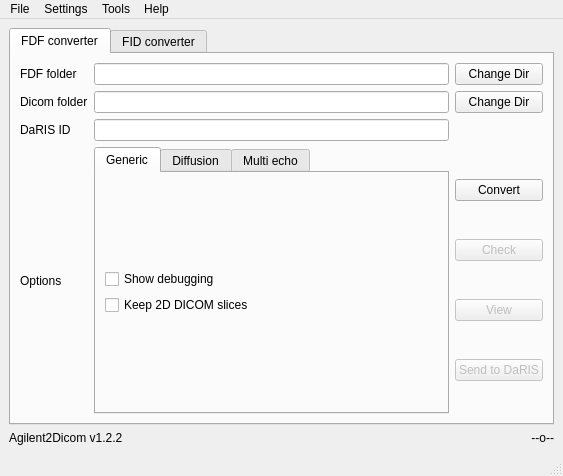
The window that Agilent2DicomQt.ui (maeager/Agilent2Dicom) describes before a commit, drawn with Qt 5.
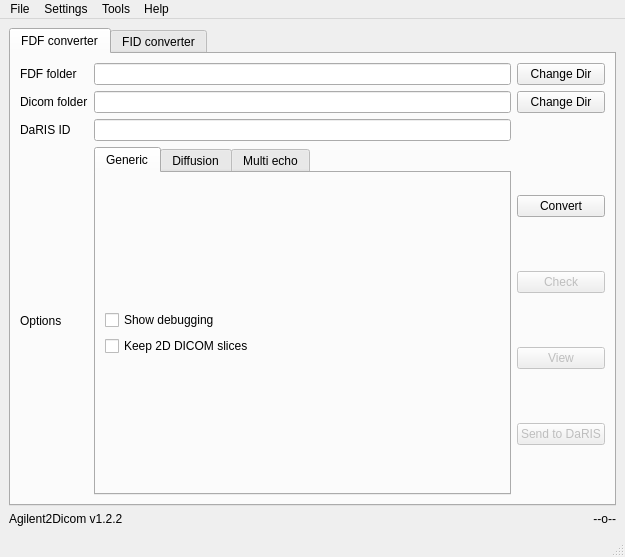
The same window after the commit.

Patch:
```diff
--- a/Agilent2DicomQt.ui
+++ b/Agilent2DicomQt.ui
@@ -6,8 +6,8 @@
    <rect>
     <x>0</x>
     <y>0</y>
-    <width>563</width>
-    <height>476</height>
+    <width>625</width>
+    <height>557</height>
    </rect>
   </property>
   <property name="windowTitle">
@@ -1075,8 +1075,8 @@
     <rect>
      <x>0</x>
      <y>0</y>
-     <width>563</width>
-     <height>21</height>
+     <width>625</width>
+     <height>22</height>
     </rect>
    </property>
    <widget class="QMenu" name="menuFile">
```
Left out of the diff: 26 changed lines with no effect on the pictures.
